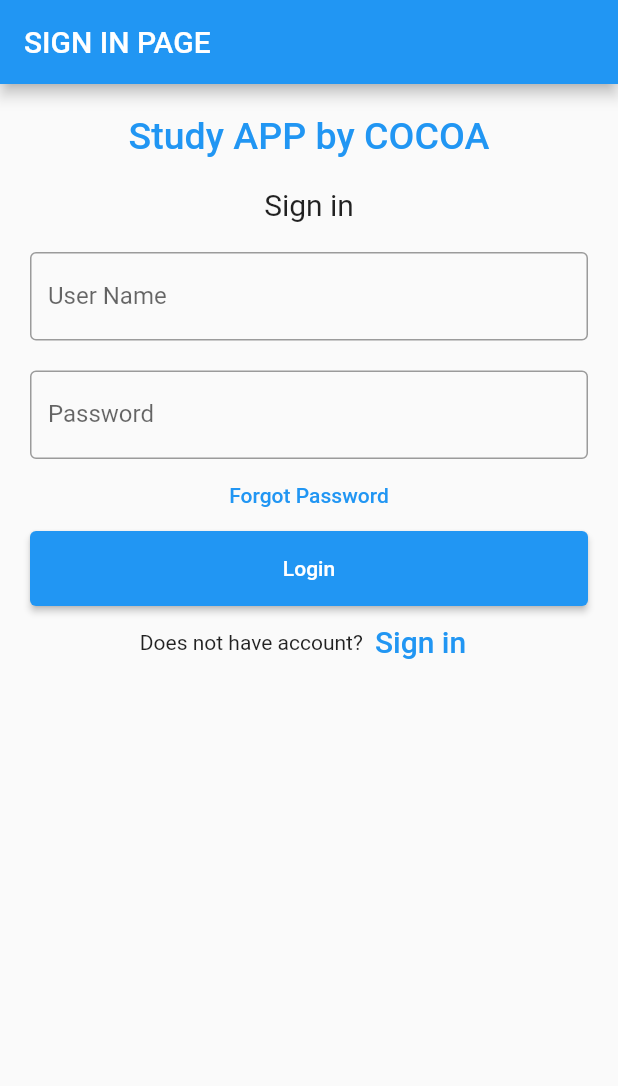
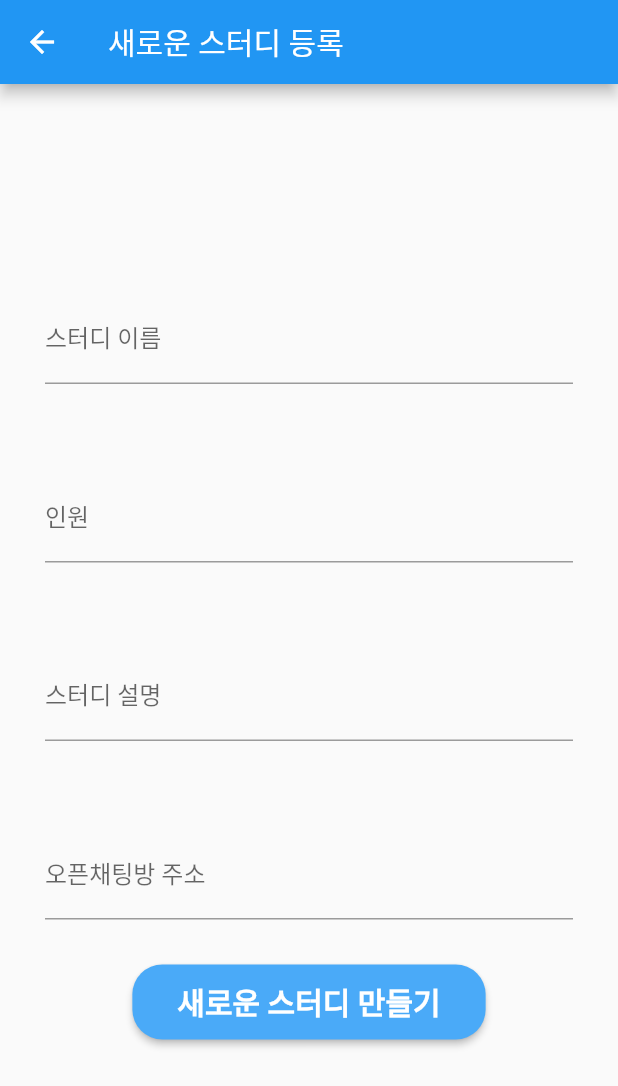
Before and after one commit to 20Yiju/COCOA, a Flutter app: the screen it shows after launch, on a phone screen of 412 x 824 dp. Shown: the top 1086 px of the screen. Run offline on Flutter 3.47's test engine with Material 2 defaults, Android fonts, the phone set to English and light mode, and no system bars.

Commit message:
addStudy.dart

```diff
--- a/SLEProject/lib/func/Signin.dart
+++ b/SLEProject/lib/func/Signin.dart
@@ -1,6 +1,6 @@
 import 'package:flutter/material.dart';
 
-void main() => runApp(const MyApp());
+//void main() => runApp(const MyApp());
 
 class MyApp extends StatelessWidget {
   const MyApp({Key? key}) : super(key: key);
--- /dev/null
+++ b/SLEProject/lib/func/addStudy.dart
@@ -0,0 +1,100 @@
+import 'package:flutter/material.dart';
+
+class MyApp extends StatelessWidget {
+  @override
+  Widget build(BuildContext context) {
+    return MaterialApp(
+      title: 'Flutter Demo',
+      theme: ThemeData(
+        primarySwatch: Colors.blue,
+      ),
+      debugShowCheckedModeBanner: false,
+      home: Home(),
+    );
+  }
+}
+
+class Home extends StatelessWidget {
+  @override
+  Widget build(BuildContext context) {
+    return Scaffold(
+        appBar: AppBar(
+          title: Text('새로운 스터디 등록'),
+          leading:  IconButton(
+              onPressed: () {
+                Navigator.pop(context); //뒤로가기
+              },
+              color: Colors.white,
+              icon: Icon(Icons.arrow_back)),
+        ),
+        body: Center(
+          child: GestureDetector(
+            onTap: ()=> FocusScope.of(context).unfocus(),
+            child: SingleChildScrollView(
+              child: Column(
+                  children: [
+                    Padding(
+                      padding: EdgeInsets.all(30.0),
+                      child: TextField(
+                        decoration: InputDecoration(
+                          labelText: '스터디 이름',
+                        ),
+                      ),
+                    ),
+                    Padding(
+                      padding: EdgeInsets.all(30.0),
+                      child: TextField(
+                        decoration: InputDecoration(
+                          labelText: '인원',
+                        ),
+                      ),
+                    ),
+                    Padding(
+                      padding: EdgeInsets.all(30.0),
+                      child: TextField(
+                        decoration: InputDecoration(
+                          labelText: '스터디 설명',
+                        ),
+                      ),
+                    ),
+                    Padding(
+                      padding: EdgeInsets.all(30.0),
+                      child: TextField(
+                        decoration: InputDecoration(
+                          labelText: '오픈채팅방 주소',
+                        ),
+                      ),
+                    ),
+                    Center(
+                        child: ElevatedButton(
+                          style: ButtonStyle(
+                            shape: MaterialStateProperty.all(
+                              RoundedRectangleBorder(
+                                  borderRadius: BorderRadius.circular(20.0)
+                              ),
+                            ),
+                            padding: MaterialStateProperty.all(
+                              const EdgeInsets.fromLTRB(30, 10, 30, 10),
+                            ),
+                            backgroundColor: MaterialStateProperty.all(
+                                Color.fromARGB(255, 74, 170, 248)
+                            ),
+                          ),
+
+                          onPressed: () {},
+                          child: Text('새로운 스터디 만들기',
+                              style: TextStyle(fontSize: 20, fontWeight: FontWeight.bold)),
+
+                        )
+                    ),
+                    SizedBox(height: 20,),
+
+                  ]
+              )
+            )
+          )
+        )
+
+    );
+  }
+}
--- a/SLEProject/lib/main.dart
+++ b/SLEProject/lib/main.dart
@@ -1,7 +1,8 @@
 import 'package:flutter/material.dart';
-import 'package:study/func/Signin.dart';
+//import 'package:study/func/Signin.dart';
 //import 'package:study/func/home.dart';
+import 'package:study/func/addStudy.dart';
 
 void main() {
-  runApp(const MyApp());
+  runApp( MyApp());
 }
```
